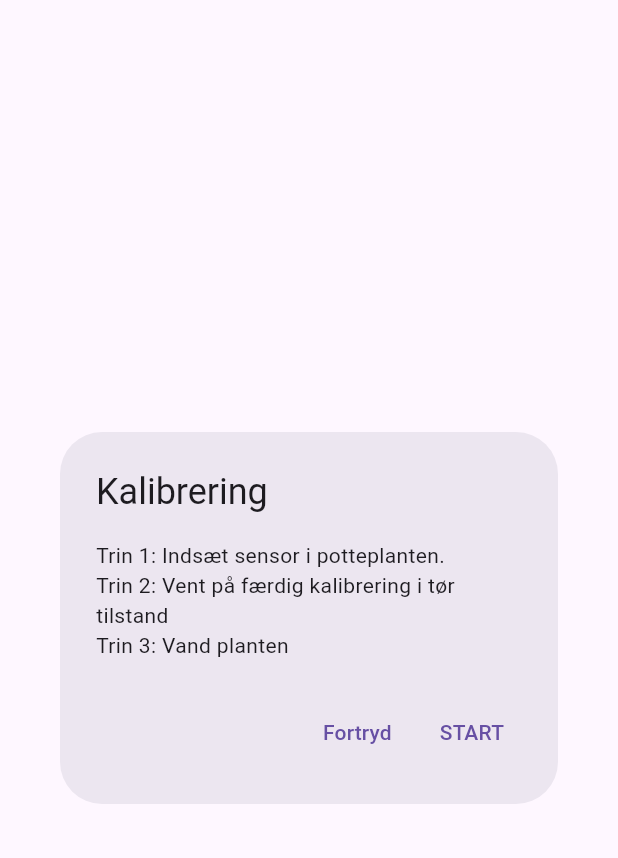
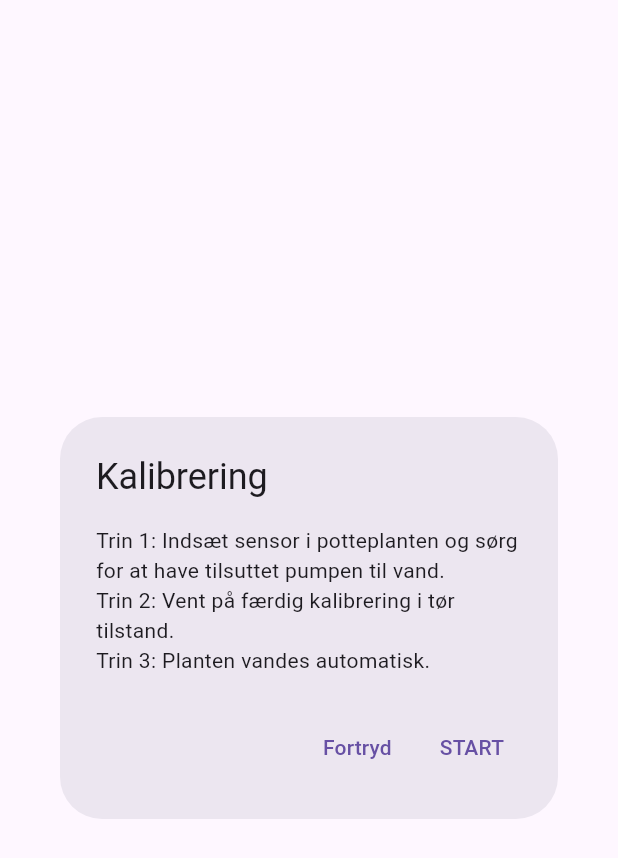
Before and after one commit to helene56/plant_monitor, a Flutter app: what buildCalibration1() shows on an empty page, opened directly, on a phone screen of 412 x 824 dp. Shown: the top 858 px of the screen. Run offline on Flutter 3.47's test engine with Material 3 defaults, Android fonts, the phone set to English and light mode, and no system bars; our stand-ins replace flutter_blue_plus, flutter_riverpod, sqflite; missing offline and left inert: haptic_feedback; accounts and stored records are empty.

Commit message:
rewording actions

```diff
--- a/lib/pages/plant_stats.dart
+++ b/lib/pages/plant_stats.dart
@@ -525,7 +525,7 @@ Widget buildCalibration1(BuildContext context) {
   return AlertDialog(
     title: Text('Kalibrering'),
     content: Text(
-      'Trin 1: Indsæt sensor i potteplanten.\nTrin 2: Vent på færdig kalibrering i tør tilstand\nTrin 3: Vand planten',
+      'Trin 1: Indsæt sensor i potteplanten og sørg for at have tilsuttet pumpen til vand.\nTrin 2: Vent på færdig kalibrering i tør tilstand.\nTrin 3: Planten vandes automatisk.',
     ),
     actions: [
       TextButton(
@@ -547,7 +547,7 @@ Widget buildCalibration2(BuildContext context) {
       height: 245,
       child: Column(
         children: [
-          const Text('Indsæt sensor'),
+          const Text('Indsæt sensor og tilslut pumpe'),
           Image.asset('./images/plant-sensor-guide-dry.png'),
         ],
       ),
@@ -596,7 +596,7 @@ Widget buildCalibration4(BuildContext context) {
       height: 245,
       child: Column(
         children: [
-          const Text('Vand planten'),
+          const Text('Planten vandes'),
           Image.asset('./images/plant-sensor-guide-water.png'),
         ],
       ),
```
